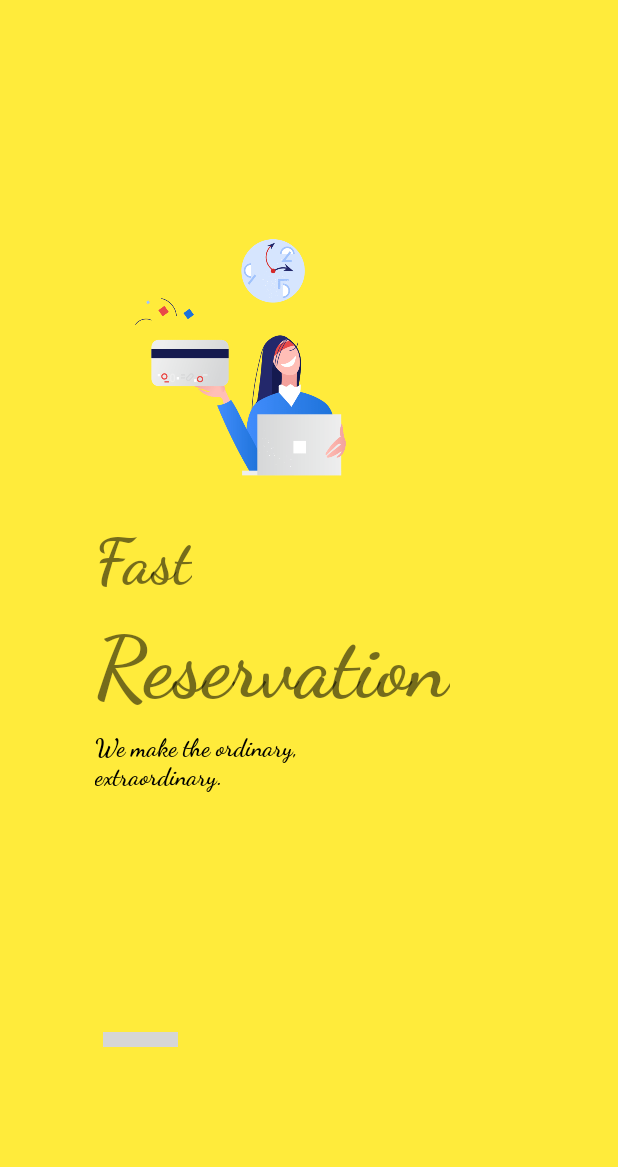
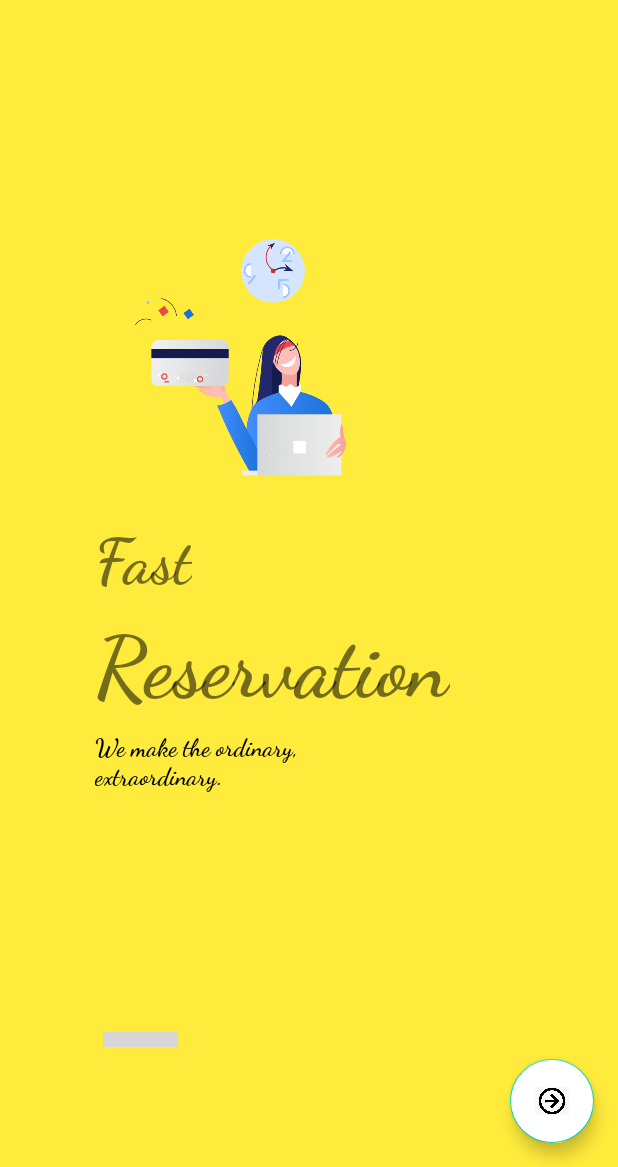
Before and after one commit to BeatriceWambuiMbugua/FoodHub, an Android app: the layout onboarding_fragment3.xml on its own in the app's theme, with its tools: preview values and no code run, on a phone screen of 412 x 824 dp, the part 69-1236 px from its top. Run offline under Robolectric (Android 15) with nearby library versions, the phone set to English and light mode, and no system bars; grey boxes are pictures that could not be loaded.

Commit message:
integrated fragments in the login pages

```diff
--- a/app/src/main/AndroidManifest.xml
+++ b/app/src/main/AndroidManifest.xml
@@ -9,7 +9,6 @@
         android:roundIcon="@mipmap/ic_launcher_round"
         android:supportsRtl="true"
         android:theme="@style/Theme.FoodHub">
-        <activity android:name=".ui.login.LoginActivity"></activity>
         <activity android:name=".ui.IntroductionActivity">
             <intent-filter>
                 <action android:name="android.intent.action.MAIN" />
@@ -17,6 +16,7 @@
                 <category android:name="android.intent.category.LAUNCHER" />
             </intent-filter>
         </activity>
+        <activity android:name=".login.LoginActivity"></activity>
         <activity android:name=".ui.MainActivity"></activity>
     </application>
 
--- a/app/src/main/res/layout/activity_login.xml
+++ b/app/src/main/res/layout/activity_login.xml
@@ -50,7 +50,7 @@
             app:layout_constraintBottom_toBottomOf="parent"
             app:layout_constraintEnd_toEndOf="parent"
             app:layout_constraintStart_toStartOf="parent"
-            app:layout_constraintTop_toBottomOf="@id/view_pager"
+            app:layout_constraintTop_toTopOf="parent"
             app:layout_constraintVertical_bias="0" />
 
         <com.google.android.material.floatingactionbutton.FloatingActionButton
--- a/app/src/main/res/layout/onboarding_fragment3.xml
+++ b/app/src/main/res/layout/onboarding_fragment3.xml
@@ -108,4 +108,18 @@
         app:layout_constraintEnd_toEndOf="parent"
         app:layout_constraintStart_toStartOf="@+id/textview4"
         app:layout_constraintTop_toBottomOf="@+id/textview4" />
+
+    <com.google.android.material.floatingactionbutton.FloatingActionButton
+        android:id="@+id/fab"
+        android:layout_width="wrap_content"
+        android:layout_height="wrap_content"
+        android:backgroundTint="@color/white"
+        android:src="@drawable/next"
+        app:layout_constraintBottom_toBottomOf="parent"
+        app:layout_constraintEnd_toEndOf="parent"
+        app:layout_constraintStart_toStartOf="parent"
+        app:layout_constraintTop_toTopOf="parent"
+        app:layout_constraintVertical_bias="1"
+        app:layout_constraintHorizontal_bias="1"
+        android:layout_margin="16dp"/>
 </androidx.constraintlayout.widget.ConstraintLayout>
```
Also changed, not shown: app/src/main/java/com/moringaschool/foodhub/login/LoginActivity.java (+40 -0 lines), app/src/main/java/com/moringaschool/foodhub/login/LoginAdapter.java (added, +41 -0 lines), app/src/main/java/com/moringaschool/foodhub/login/LoginFragment.java (added, +49 -0 lines), app/src/main/java/com/moringaschool/foodhub/login/SignUpFragment.java (added, +21 -0 lines), app/src/main/java/com/moringaschool/foodhub/ui/OnBoardingFragment3.java (+14 -0 lines), app/src/main/res/layout/login_tab_fragment.xml (+14 -13 lines), app/src/main/res/drawable-v24/next.png (added).
